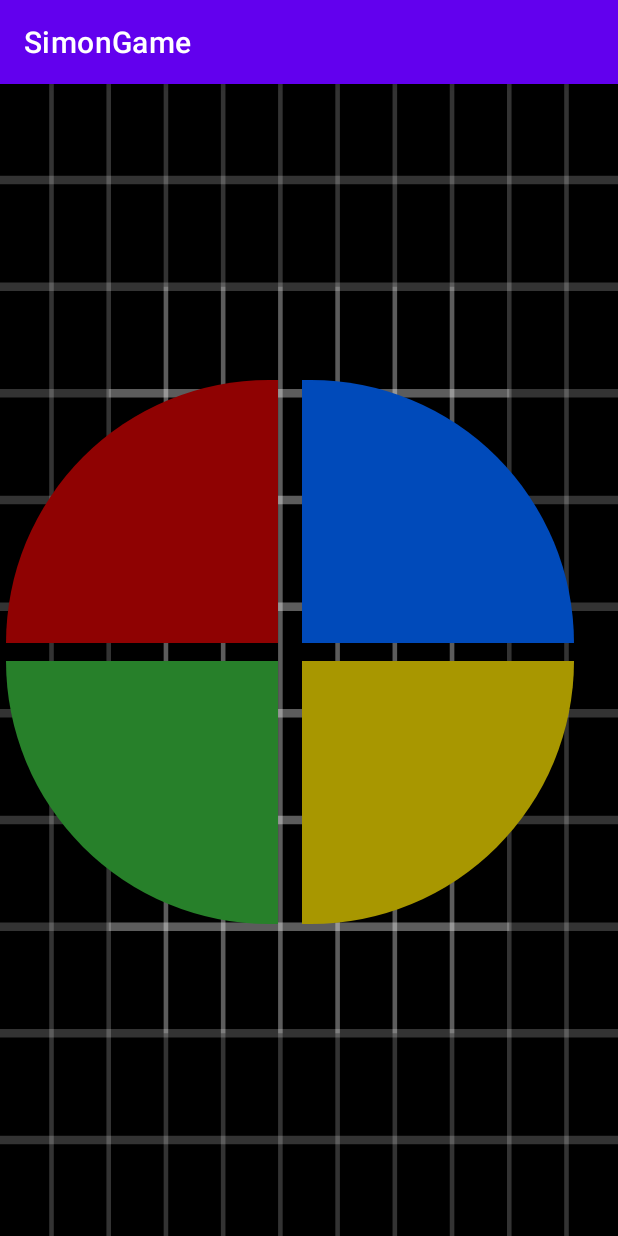
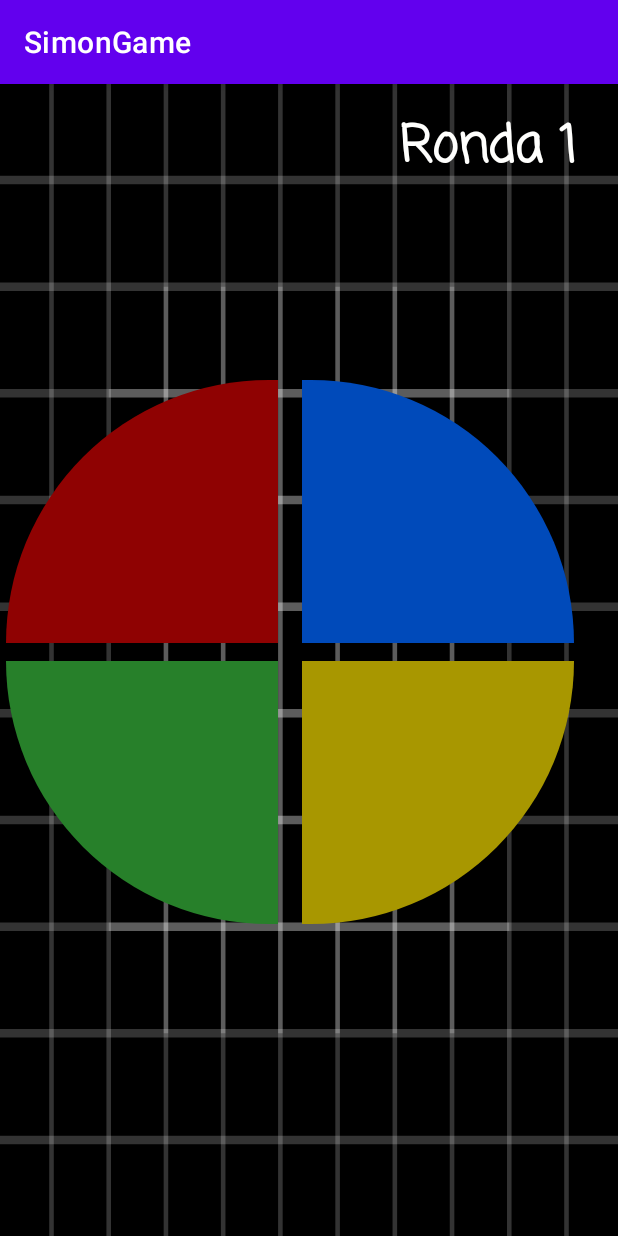
Before and after one commit to jsamperevazquez/SimonGame, an Android app: the screen it shows after launch (MainActivity), after a tap on "EMPEZAR", on a phone screen of 412 x 824 dp. Run offline under Robolectric (Android 15) with nearby library versions, the phone set to English and light mode, and no system bars.

Commit message:
Terminado condicional acierto o fallo secuencia.

```diff
--- a/app/src/main/java/com/cursoandroid/simongame/MainActivity.kt
+++ b/app/src/main/java/com/cursoandroid/simongame/MainActivity.kt
@@ -10,13 +10,10 @@ import android.widget.Button
 import android.widget.TextView
 import android.widget.Toast
 import androidx.annotation.RequiresApi
-import kotlinx.coroutines.Dispatchers
-import kotlinx.coroutines.GlobalScope
-import kotlinx.coroutines.delay
-import kotlinx.coroutines.launch
+import kotlinx.coroutines.*
 
 class MainActivity : AppCompatActivity() {
-    var contadorRonda = 4
+    var contadorRonda = 1
     var secuenciaJugador = ArrayList<Int>()
 
     @RequiresApi(Build.VERSION_CODES.N)
@@ -44,27 +41,13 @@ class MainActivity : AppCompatActivity() {
             verBotones(arrayBotones)
             mostrarRonda(arrayBotones)
         }
-        /*
-        bAmarillo.setOnClickListener {
-            Log.d("amarillo", "Jugador pulsa botón amarillo")
-
-        }
-        bAzul.setOnClickListener {
-            Log.d("azul", "Jugador pulsa botón azul")
-        }
-        bVerde.setOnClickListener {
-            Log.d("verde", "Jugador presiona botón verde")
-        }
-        bRojo.setOnClickListener {
-            Log.d("rojo", "Jugador presiona botón rojo")
-        }
-        */
     }
 
     fun mostrarRonda(hashMap: HashMap<Int, Button>) {
         val toast = Toast.makeText(applicationContext, "Mostrando ronda", Toast.LENGTH_SHORT).show()
         Log.d("ronda", "Mostrando ronda")
         val ronda: TextView = findViewById(R.id.textViewRonda)
+        ronda.visibility = View.VISIBLE
         ronda.setText("Ronda " + this.contadorRonda).toString()
         // Uso launch para crear una tarea de corrutina que identifico con job
         val job = GlobalScope.launch(Dispatchers.Main) {
@@ -73,6 +56,7 @@ class MainActivity : AppCompatActivity() {
         }
     }
 
+    @DelicateCoroutinesApi
     @SuppressLint("CutPasteId")
     suspend fun ejecutarSecuencia(ronda: Int, hashMap: HashMap<Int, Button>): ArrayList<Int> {
         var toast =
@@ -82,7 +66,6 @@ class MainActivity : AppCompatActivity() {
         var random = (0..3).random()
         Log.d("secuencia", "Ejecutando secuencia")
         desactivarBotones(hashMap)
-        // todo -> Crear un array en función de la ronda
 
         while (secuencia > 0) {
             var boton = hashMap[random]
@@ -114,8 +97,9 @@ class MainActivity : AppCompatActivity() {
             delay(500L)
             secuencia--
         }
+
         if (Build.VERSION.SDK_INT >= Build.VERSION_CODES.N) {
-            comprobarSecuencia(secuendiaGuardada, hashMap, ronda)
+                comprobarSecuencia(secuendiaGuardada, hashMap, ronda)
         }
         return secuendiaGuardada
     }
@@ -138,11 +122,14 @@ class MainActivity : AppCompatActivity() {
                 Log.d("BotonPulsado", "Jugador pulsa " + "${u.id}")
                 if (secuenciaJugador.size == arraySecuencia.size) {
                     if (equals(arraySecuencia)) {
+                        contadorRonda++
                         mostrarRonda(hashMap)
                     } else {
                         val toast =
                             Toast.makeText(applicationContext, "Game Over", Toast.LENGTH_SHORT)
                                 .show()
+                        finish()
+                        startActivity(intent)
                     }
                 }
             }
@@ -188,4 +175,5 @@ class MainActivity : AppCompatActivity() {
         }
         return true
     }
+
 }
```
